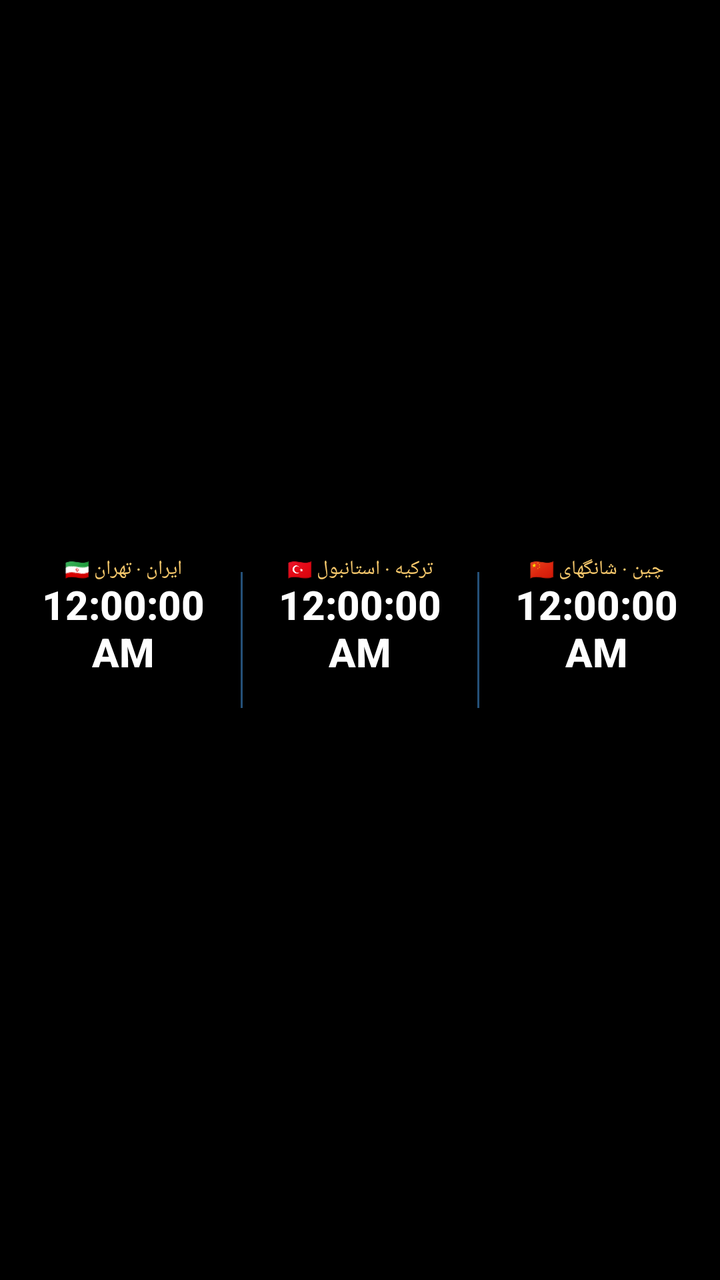
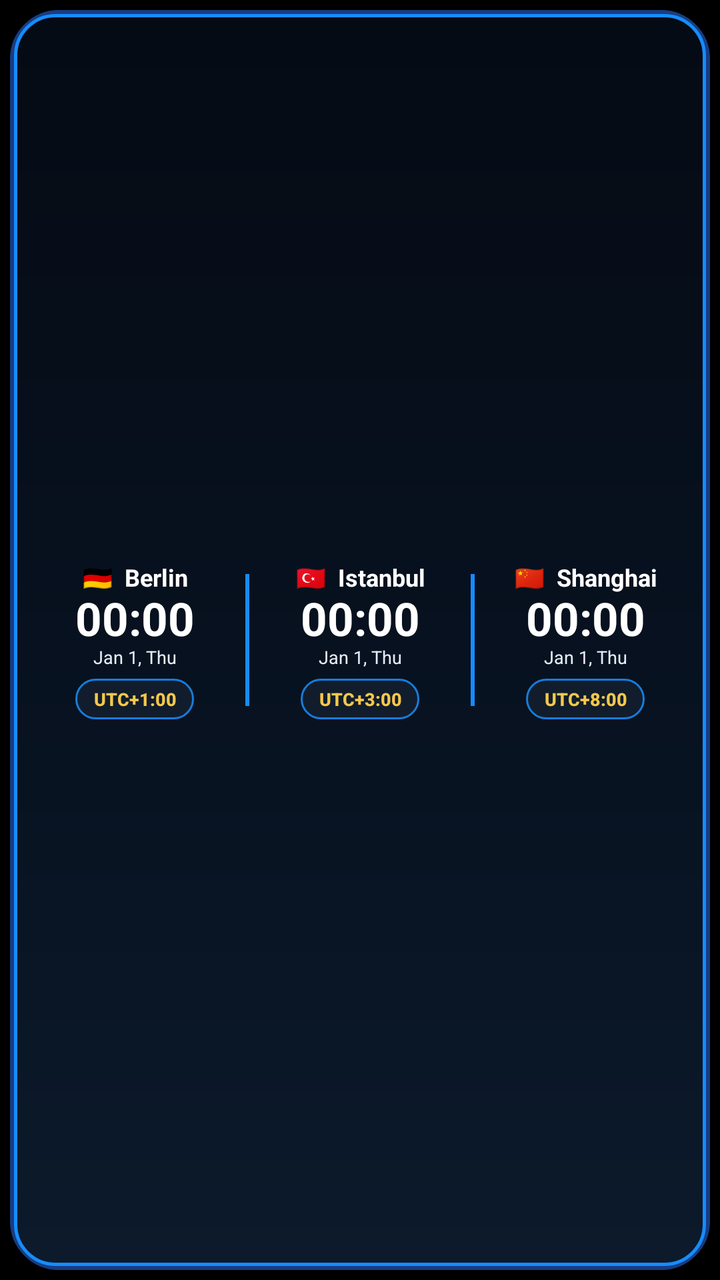

Two renders of the same Android screen: before a commit and after it. Below are the layout's source before the change and the commit's diff.
<!-- AndroidManifest.xml: application theme android:Theme.Material.NoActionBar -->
<!-- res/layout/world_clock_widget.xml -->
<?xml version="1.0" encoding="utf-8"?>
<LinearLayout xmlns:android="http://schemas.android.com/apk/res/android"
    android:id="@+id/widget_root"
    android:layout_width="match_parent"
    android:layout_height="match_parent"
    android:orientation="horizontal"
    android:gravity="center"
    android:background="#000000"
    android:paddingStart="3dp"
    android:paddingEnd="3dp"
    android:paddingTop="5dp"
    android:paddingBottom="5dp">

    <LinearLayout
        android:layout_width="0dp"
        android:layout_height="match_parent"
        android:layout_weight="1"
        android:orientation="vertical"
        android:gravity="center"
        android:padding="2dp"
        android:background="#000000">
        <TextView android:id="@+id/city_name_1" android:layout_width="match_parent" android:layout_height="wrap_content" android:text="🇮🇷 ایران · تهران" android:textColor="#F5C76B" android:textSize="10sp" android:gravity="center" android:maxLines="1" android:ellipsize="end"/>
        <TextClock android:id="@+id/city_time_1" android:layout_width="match_parent" android:layout_height="wrap_content" android:format12Hour="h:mm:ss a" android:format24Hour="HH:mm:ss" android:textColor="#FFFFFF" android:textSize="20sp" android:textStyle="bold" android:gravity="center" android:fontFamily="sans-serif-medium" android:includeFontPadding="false"/>
        <TextView android:id="@+id/city_date_1" android:layout_width="match_parent" android:layout_height="wrap_content" android:text=" " android:textColor="#D5DFEC" android:textSize="8sp" android:gravity="center" android:maxLines="1" android:ellipsize="end"/>
        <TextView android:id="@+id/city_zone_1" android:layout_width="match_parent" android:layout_height="wrap_content" android:text=" " android:textColor="#F5C76B" android:textSize="9sp" android:gravity="center"/>
    </LinearLayout>

    <TextView android:layout_width="1dp" android:layout_height="68dp" android:text="" android:background="#245078"/>

    <LinearLayout
        android:layout_width="0dp"
        android:layout_height="match_parent"
        android:layout_weight="1"
        android:orientation="vertical"
        android:gravity="center"
        android:padding="2dp"
        android:background="#000000">
        <TextView android:id="@+id/city_name_2" android:layout_width="match_parent" android:layout_height="wrap_content" android:text="🇹🇷 ترکیه · استانبول" android:textColor="#F5C76B" android:textSize="10sp" android:gravity="center" android:maxLines="1" android:ellipsize="end"/>
        <TextClock android:id="@+id/city_time_2" android:layout_width="match_parent" android:layout_height="wrap_content" android:format12Hour="h:mm:ss a" android:format24Hour="HH:mm:ss" android:textColor="#FFFFFF" android:textSize="20sp" android:textStyle="bold" android:gravity="center" android:fontFamily="sans-serif-medium" android:includeFontPadding="false"/>
        <TextView android:id="@+id/city_date_2" android:layout_width="match_parent" android:layout_height="wrap_content" android:text=" " android:textColor="#D5DFEC" android:textSize="8sp" android:gravity="center" android:maxLines="1" android:ellipsize="end"/>
        <TextView android:id="@+id/city_zone_2" android:layout_width="match_parent" android:layout_height="wrap_content" android:text=" " android:textColor="#F5C76B" android:textSize="9sp" android:gravity="center"/>
    </LinearLayout>

    <TextView android:layout_width="1dp" android:layout_height="68dp" android:text="" android:background="#245078"/>

    <LinearLayout
        android:layout_width="0dp"
        android:layout_height="match_parent"
        android:layout_weight="1"
        android:orientation="vertical"
        android:gravity="center"
        android:padding="2dp"
        android:background="#000000">
        <TextView android:id="@+id/city_name_3" android:layout_width="match_parent" android:layout_height="wrap_content" android:text="🇨🇳 چین · شانگهای" android:textColor="#F5C76B" android:textSize="10sp" android:gravity="center" android:maxLines="1" android:ellipsize="end"/>
        <TextClock android:id="@+id/city_time_3" android:layout_width="match_parent" android:layout_height="wrap_content" android:format12Hour="h:mm:ss a" android:format24Hour="HH:mm:ss" android:textColor="#FFFFFF" android:textSize="20sp" android:textStyle="bold" android:gravity="center" android:fontFamily="sans-serif-medium" android:includeFontPadding="false"/>
        <TextView android:id="@+id/city_date_3" android:layout_width="match_parent" android:layout_height="wrap_content" android:text=" " android:textColor="#D5DFEC" android:textSize="8sp" android:gravity="center" android:maxLines="1" android:ellipsize="end"/>
        <TextView android:id="@+id/city_zone_3" android:layout_width="match_parent" android:layout_height="wrap_content" android:text=" " android:textColor="#F5C76B" android:textSize="9sp" android:gravity="center"/>
    </LinearLayout>
</LinearLayout>
<!-- resources referenced by this layout -->
<resources>

</resources>

<!-- the commit's change to res/layout/world_clock_widget.xml (unified diff, before → after) -->
@@ -1,59 +1,233 @@
 <?xml version="1.0" encoding="utf-8"?>
-<LinearLayout xmlns:android="http://schemas.android.com/apk/res/android"
+<FrameLayout xmlns:android="http://schemas.android.com/apk/res/android"
     android:id="@+id/widget_root"
     android:layout_width="match_parent"
     android:layout_height="match_parent"
-    android:orientation="horizontal"
-    android:gravity="center"
     android:background="#000000"
-    android:paddingStart="3dp"
-    android:paddingEnd="3dp"
-    android:paddingTop="5dp"
-    android:paddingBottom="5dp">
+    android:padding="5dp">
 
     <LinearLayout
-        android:layout_width="0dp"
+        android:layout_width="match_parent"
         android:layout_height="match_parent"
-        android:layout_weight="1"
-        android:orientation="vertical"
+        android:orientation="horizontal"
         android:gravity="center"
-        android:padding="2dp"
-        android:background="#000000">
-        <TextView android:id="@+id/city_name_1" android:layout_width="match_parent" android:layout_height="wrap_content" android:text="🇮🇷 ایران · تهران" android:textColor="#F5C76B" android:textSize="10sp" android:gravity="center" android:maxLines="1" android:ellipsize="end"/>
-        <TextClock android:id="@+id/city_time_1" android:layout_width="match_parent" android:layout_height="wrap_content" android:format12Hour="h:mm:ss a" android:format24Hour="HH:mm:ss" android:textColor="#FFFFFF" android:textSize="20sp" android:textStyle="bold" android:gravity="center" android:fontFamily="sans-serif-medium" android:includeFontPadding="false"/>
-        <TextView android:id="@+id/city_date_1" android:layout_width="match_parent" android:layout_height="wrap_content" android:text=" " android:textColor="#D5DFEC" android:textSize="8sp" android:gravity="center" android:maxLines="1" android:ellipsize="end"/>
-        <TextView android:id="@+id/city_zone_1" android:layout_width="match_parent" android:layout_height="wrap_content" android:text=" " android:textColor="#F5C76B" android:textSize="9sp" android:gravity="center"/>
+        android:background="@drawable/widget_bg"
+        android:paddingStart="7dp"
+        android:paddingEnd="7dp"
+        android:paddingTop="7dp"
+        android:paddingBottom="7dp">
+
+        <LinearLayout
+            android:layout_width="0dp"
+            android:layout_height="match_parent"
+            android:layout_weight="1"
+            android:orientation="vertical"
+            android:gravity="center"
+            android:paddingStart="2dp"
+            android:paddingEnd="2dp">
+
+            <TextView
+                android:id="@+id/city_name_1"
+                android:layout_width="match_parent"
+                android:layout_height="wrap_content"
+                android:text="🇩🇪  Berlin"
+                android:textColor="#FFFFFF"
+                android:textSize="12sp"
+                android:textStyle="bold"
+                android:fontFamily="sans-serif"
+                android:gravity="center"
+                android:maxLines="1"
+                android:ellipsize="end" />
+
+            <TextClock
+                android:id="@+id/city_time_1"
+                android:layout_width="match_parent"
+                android:layout_height="wrap_content"
+                android:format12Hour="HH:mm"
+                android:format24Hour="HH:mm"
+                android:textColor="#FFFFFF"
+                android:textSize="23sp"
+                android:textStyle="bold"
+                android:fontFamily="sans-serif"
+                android:gravity="center"
+                android:includeFontPadding="false" />
+
+            <TextClock
+                android:id="@+id/city_date_1"
+                android:layout_width="match_parent"
+                android:layout_height="wrap_content"
+                android:format12Hour="MMM d, EEE"
+                android:format24Hour="MMM d, EEE"
+                android:textColor="#E5ECF5"
+                android:textSize="9sp"
+                android:fontFamily="sans-serif"
+                android:textLocale="en-US"
+                android:gravity="center"
+                android:includeFontPadding="false" />
+
+            <TextView
+                android:id="@+id/city_zone_1"
+                android:layout_width="wrap_content"
+                android:layout_height="wrap_content"
+                android:layout_marginTop="5dp"
+                android:background="@drawable/widget_utc_capsule"
+                android:paddingStart="9dp"
+                android:paddingEnd="9dp"
+                android:paddingTop="4dp"
+                android:paddingBottom="4dp"
+                android:text="UTC+1:00"
+                android:textColor="#F5C84C"
+                android:textSize="9sp"
+                android:textStyle="bold"
+                android:fontFamily="sans-serif-medium"
+                android:gravity="center"
+                android:maxLines="1" />
+        </LinearLayout>
+
+        <TextView
+            android:layout_width="2dp"
+            android:layout_height="66dp"
+            android:background="#168CFF"
+            android:text="" />
+
+        <LinearLayout
+            android:layout_width="0dp"
+            android:layout_height="match_parent"
+            android:layout_weight="1"
+            android:orientation="vertical"
+            android:gravity="center"
+            android:paddingStart="2dp"
+            android:paddingEnd="2dp">
+
+            <TextView
+                android:id="@+id/city_name_2"
+                android:layout_width="match_parent"
+                android:layout_height="wrap_content"
+                android:text="🇹🇷  Istanbul"
+                android:textColor="#FFFFFF"
+                android:textSize="12sp"
+                android:textStyle="bold"
+                android:fontFamily="sans-serif"
+                android:gravity="center"
+                android:maxLines="1"
+                android:ellipsize="end" />
+
+            <TextClock
+                android:id="@+id/city_time_2"
+                android:layout_width="match_parent"
+                android:layout_height="wrap_content"
+                android:format12Hour="HH:mm"
+                android:format24Hour="HH:mm"
+                android:textColor="#FFFFFF"
+                android:textSize="23sp"
+                android:textStyle="bold"
+                android:fontFamily="sans-serif"
+                android:gravity="center"
+                android:includeFontPadding="false" />
+
+            <TextClock
+                android:id="@+id/city_date_2"
+                android:layout_width="match_parent"
+                android:layout_height="wrap_content"
+                android:format12Hour="MMM d, EEE"
+                android:format24Hour="MMM d, EEE"
+                android:textColor="#E5ECF5"
+                android:textSize="9sp"
+                android:fontFamily="sans-serif"
+                android:textLocale="en-US"
+                android:gravity="center"
+                android:includeFontPadding="false" />
+
+            <TextView
+                android:id="@+id/city_zone_2"
+                android:layout_width="wrap_content"
+                android:layout_height="wrap_content"
+                android:layout_marginTop="5dp"
+                android:background="@drawable/widget_utc_capsule"
+                android:paddingStart="9dp"
+                android:paddingEnd="9dp"
+                android:paddingTop="4dp"
+                android:paddingBottom="4dp"
+                android:text="UTC+3:00"
+                android:textColor="#F5C84C"
+                android:textSize="9sp"
+                android:textStyle="bold"
+                android:fontFamily="sans-serif-medium"
+                android:gravity="center"
+                android:maxLines="1" />
+        </LinearLayout>
+
+        <TextView
+            android:layout_width="2dp"
+            android:layout_height="66dp"
+            android:background="#168CFF"
+            android:text="" />
+
+        <LinearLayout
+            android:layout_width="0dp"
+            android:layout_height="match_parent"
+            android:layout_weight="1"
+            android:orientation="vertical"
+            android:gravity="center"
+            android:paddingStart="2dp"
+            android:paddingEnd="2dp">
+
+            <TextView
+                android:id="@+id/city_name_3"
+                android:layout_width="match_parent"
+                android:layout_height="wrap_content"
+                android:text="🇨🇳  Shanghai"
+                android:textColor="#FFFFFF"
+                android:textSize="12sp"
+                android:textStyle="bold"
+                android:fontFamily="sans-serif"
+                android:gravity="center"
+                android:maxLines="1"
+                android:ellipsize="end" />
+
+            <TextClock
+                android:id="@+id/city_time_3"
+                android:layout_width="match_parent"
+                android:layout_height="wrap_content"
+                android:format12Hour="HH:mm"
+                android:format24Hour="HH:mm"
+                android:textColor="#FFFFFF"
+                android:textSize="23sp"
+                android:textStyle="bold"
+                android:fontFamily="sans-serif"
+                android:gravity="center"
+                android:includeFontPadding="false" />
+
+            <TextClock
+                android:id="@+id/city_date_3"
+                android:layout_width="match_parent"
+                android:layout_height="wrap_content"
+                android:format12Hour="MMM d, EEE"
+                android:format24Hour="MMM d, EEE"
+                android:textColor="#E5ECF5"
+                android:textSize="9sp"
+                android:fontFamily="sans-serif"
+                android:textLocale="en-US"
+                android:gravity="center"
+                android:includeFontPadding="false" />
+
+            <TextView
+                android:id="@+id/city_zone_3"
+                android:layout_width="wrap_content"
+                android:layout_height="wrap_content"
+                android:layout_marginTop="5dp"
+                android:background="@drawable/widget_utc_capsule"
+                android:paddingStart="9dp"
+                android:paddingEnd="9dp"
+                android:paddingTop="4dp"
+                android:paddingBottom="4dp"
+                android:text="UTC+8:00"
+                android:textColor="#F5C84C"
+                android:textSize="9sp"
+                android:textStyle="bold"
+                android:fontFamily="sans-serif-medium"
+                android:gravity="center"
+                android:maxLines="1" />
+        </LinearLayout>
     </LinearLayout>
-
-    <TextView android:layout_width="1dp" android:layout_height="68dp" android:text="" android:background="#245078"/>
-
-    <LinearLayout
-        android:layout_width="0dp"
-        android:layout_height="match_parent"
-        android:layout_weight="1"
-        android:orientation="vertical"
-        android:gravity="center"
-        android:padding="2dp"
-        android:background="#000000">
-        <TextView android:id="@+id/city_name_2" android:layout_width="match_parent" android:layout_height="wrap_content" android:text="🇹🇷 ترکیه · استانبول" android:textColor="#F5C76B" android:textSize="10sp" android:gravity="center" android:maxLines="1" android:ellipsize="end"/>
-        <TextClock android:id="@+id/city_time_2" android:layout_width="match_parent" android:layout_height="wrap_content" android:format12Hour="h:mm:ss a" android:format24Hour="HH:mm:ss" android:textColor="#FFFFFF" android:textSize="20sp" android:textStyle="bold" android:gravity="center" android:fontFamily="sans-serif-medium" android:includeFontPadding="false"/>
-        <TextView android:id="@+id/city_date_2" android:layout_width="match_parent" android:layout_height="wrap_content" android:text=" " android:textColor="#D5DFEC" android:textSize="8sp" android:gravity="center" android:maxLines="1" android:ellipsize="end"/>
-        <TextView android:id="@+id/city_zone_2" android:layout_width="match_parent" android:layout_height="wrap_content" android:text=" " android:textColor="#F5C76B" android:textSize="9sp" android:gravity="center"/>
-    </LinearLayout>
-
-    <TextView android:layout_width="1dp" android:layout_height="68dp" android:text="" android:background="#245078"/>
-
-    <LinearLayout
-        android:layout_width="0dp"
-        android:layout_height="match_parent"
-        android:layout_weight="1"
-        android:orientation="vertical"
-        android:gravity="center"
-        android:padding="2dp"
-        android:background="#000000">
-        <TextView android:id="@+id/city_name_3" android:layout_width="match_parent" android:layout_height="wrap_content" android:text="🇨🇳 چین · شانگهای" android:textColor="#F5C76B" android:textSize="10sp" android:gravity="center" android:maxLines="1" android:ellipsize="end"/>
-        <TextClock android:id="@+id/city_time_3" android:layout_width="match_parent" android:layout_height="wrap_content" android:format12Hour="h:mm:ss a" android:format24Hour="HH:mm:ss" android:textColor="#FFFFFF" android:textSize="20sp" android:textStyle="bold" android:gravity="center" android:fontFamily="sans-serif-medium" android:includeFontPadding="false"/>
-        <TextView android:id="@+id/city_date_3" android:layout_width="match_parent" android:layout_height="wrap_content" android:text=" " android:textColor="#D5DFEC" android:textSize="8sp" android:gravity="center" android:maxLines="1" android:ellipsize="end"/>
-        <TextView android:id="@+id/city_zone_3" android:layout_width="match_parent" android:layout_height="wrap_content" android:text=" " android:textColor="#F5C76B" android:textSize="9sp" android:gravity="center"/>
-    </LinearLayout>
-</LinearLayout>
+</FrameLayout>
<!-- resource entries referenced after the edit -->
@@ -1,5 +1,37 @@
 <!-- resources referenced by this layout -->
 <resources>
-
+  <!-- drawable widget_bg (drawable) -->
+  <?xml version="1.0" encoding="utf-8"?>
+  <layer-list xmlns:android="http://schemas.android.com/apk/res/android">
+      <item>
+          <shape android:shape="rectangle">
+              <solid android:color="#071326" />
+              <corners android:radius="22dp" />
+              <stroke android:width="5dp" android:color="#173D82" />
+          </shape>
+      </item>
+      <item
+          android:left="2dp"
+          android:top="2dp"
+          android:right="2dp"
+          android:bottom="2dp">
+          <shape android:shape="rectangle">
+              <gradient
+                  android:angle="90"
+                  android:startColor="#0C1A2B"
+                  android:centerColor="#07111F"
+                  android:endColor="#050B14" />
+              <corners android:radius="20dp" />
+              <stroke android:width="1.5dp" android:color="#168CFF" />
+          </shape>
+      </item>
+  </layer-list>
+  <!-- drawable widget_utc_capsule (drawable) -->
+  <?xml version="1.0" encoding="utf-8"?>
+  <shape xmlns:android="http://schemas.android.com/apk/res/android" android:shape="rectangle">
+      <solid android:color="#111D2C" />
+      <corners android:radius="10dp" />
+      <stroke android:width="1dp" android:color="#167DDB" />
+  </shape>
 </resources>
 
